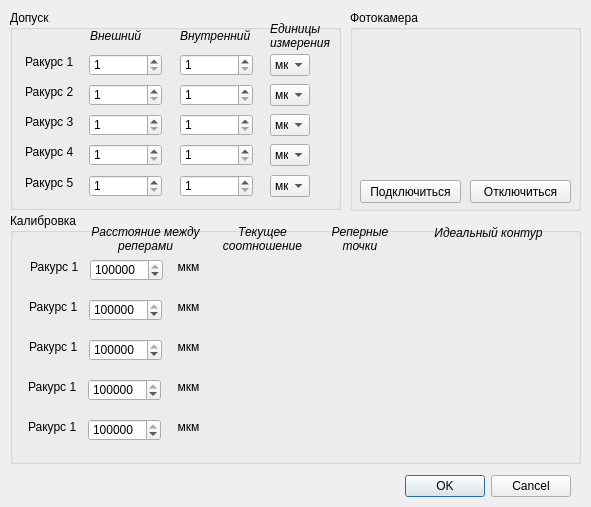
Old version of the form settingsdialog.ui in the repository kapkovsv/PuansonChecker.64bit.
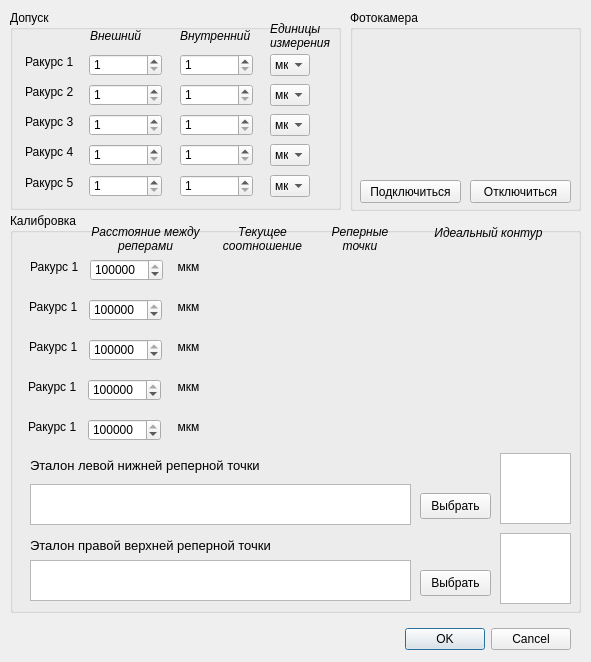
New version of the form.

```diff
--- a/settingsdialog.ui
+++ b/settingsdialog.ui
@@ -7,7 +7,7 @@
     <x>0</x>
     <y>0</y>
     <width>591</width>
-    <height>507</height>
+    <height>662</height>
    </rect>
   </property>
   <property name="windowTitle">
@@ -17,7 +17,7 @@
    <property name="geometry">
     <rect>
      <x>20</x>
-     <y>470</y>
+     <y>623</y>
      <width>551</width>
      <height>32</height>
     </rect>
@@ -491,7 +491,7 @@
      <x>10</x>
      <y>213</y>
      <width>571</width>
-     <height>251</height>
+     <height>400</height>
     </rect>
    </property>
    <property name="title">
@@ -1118,6 +1118,138 @@
      <bool>true</bool>
     </property>
    </widget>
+   <widget class="QLabel" name="leftBottomReferencePointEtalonLabel">
+    <property name="geometry">
+     <rect>
+      <x>20</x>
+      <y>242</y>
+      <width>371</width>
+      <height>21</height>
+     </rect>
+    </property>
+    <property name="font">
+     <font>
+      <pointsize>10</pointsize>
+     </font>
+    </property>
+    <property name="text">
+     <string>Эталон левой нижней реперной точки</string>
+    </property>
+    <property name="scaledContents">
+     <bool>false</bool>
+    </property>
+    <property name="wordWrap">
+     <bool>true</bool>
+    </property>
+   </widget>
+   <widget class="QTextEdit" name="leftBottomReferencePointTextEdit">
+    <property name="geometry">
+     <rect>
+      <x>20</x>
+      <y>271</y>
+      <width>381</width>
+      <height>41</height>
+     </rect>
+    </property>
+    <property name="lineWrapMode">
+     <enum>QTextEdit::NoWrap</enum>
+    </property>
+    <property name="readOnly">
+     <bool>true</bool>
+    </property>
+   </widget>
+   <widget class="QPushButton" name="leftBottomReferencePointPushButton">
+    <property name="geometry">
+     <rect>
+      <x>410</x>
+      <y>280</y>
+      <width>71</width>
+      <height>26</height>
+     </rect>
+    </property>
+    <property name="text">
+     <string>Выбрать</string>
+    </property>
+   </widget>
+   <widget class="QTextEdit" name="rightTopReferencePointTextEdit">
+    <property name="geometry">
+     <rect>
+      <x>20</x>
+      <y>347</y>
+      <width>381</width>
+      <height>41</height>
+     </rect>
+    </property>
+    <property name="lineWrapMode">
+     <enum>QTextEdit::NoWrap</enum>
+    </property>
+    <property name="readOnly">
+     <bool>true</bool>
+    </property>
+   </widget>
+   <widget class="QPushButton" name="rightTopReferencePointPushButton">
+    <property name="geometry">
+     <rect>
+      <x>410</x>
+      <y>357</y>
+      <width>71</width>
+      <height>26</height>
+     </rect>
+    </property>
+    <property name="text">
+     <string>Выбрать</string>
+    </property>
+   </widget>
+   <widget class="QLabel" name="rightTopReferencePointEtalonLabel">
+    <property name="geometry">
+     <rect>
+      <x>20</x>
+      <y>322</y>
+      <width>371</width>
+      <height>21</height>
+     </rect>
+    </property>
+    <property name="font">
+     <font>
+      <pointsize>10</pointsize>
+     </font>
+    </property>
+    <property name="text">
+     <string>Эталон правой верхней реперной точки</string>
+    </property>
+    <property name="scaledContents">
+     <bool>false</bool>
+    </property>
+    <property name="wordWrap">
+     <bool>true</bool>
+    </property>
+   </widget>
+   <widget class="QGraphicsView" name="leftBottomReferencePointGraphicsView">
+    <property name="geometry">
+     <rect>
+      <x>490</x>
+      <y>240</y>
+      <width>71</width>
+      <height>71</height>
+     </rect>
+    </property>
+    <property name="cursor" stdset="0">
+     <cursorShape>PointingHandCursor</cursorShape>
+    </property>
+   </widget>
+   <widget class="QGraphicsView" name="rightTopReferencePointGraphicsView">
+    <property name="geometry">
+     <rect>
+      <x>490</x>
+      <y>320</y>
+      <width>71</width>
+      <height>71</height>
+     </rect>
+    </property>
+    <property name="cursor" stdset="0">
+     <cursorShape>PointingHandCursor</cursorShape>
+    </property>
+   </widget>
   </widget>
  </widget>
  <resources/>
```
